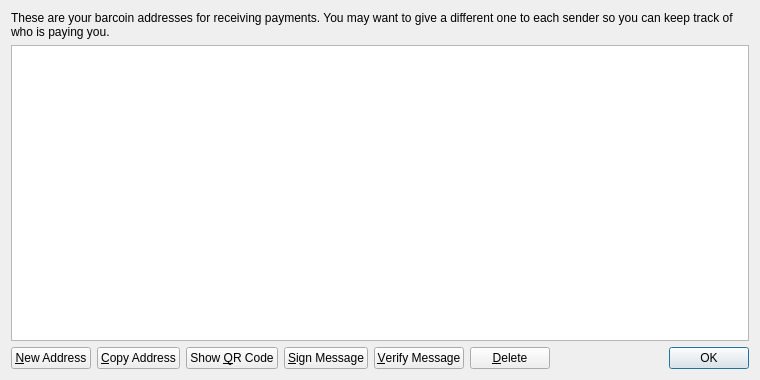
Qt form src/qt/forms/addressbookpage.ui (barracudacoin/barracudacoin) before a commit.
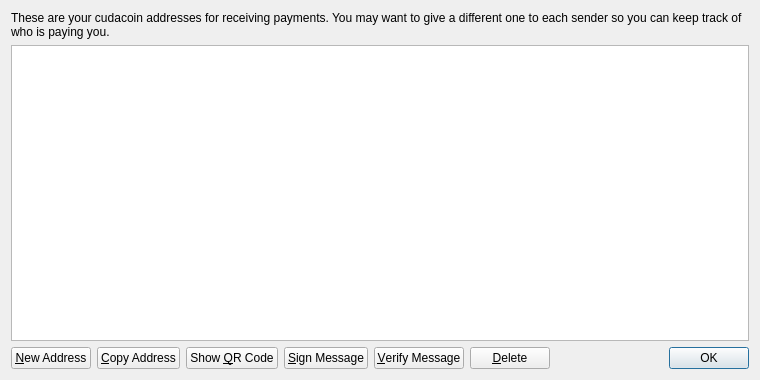
The same form after that commit. Icons and pictures are not drawn.

```diff
--- a/src/qt/forms/addressbookpage.ui
+++ b/src/qt/forms/addressbookpage.ui
@@ -17,7 +17,7 @@
    <item>
     <widget class="QLabel" name="labelExplanation">
      <property name="text">
-      <string>These are your barcoin addresses for receiving payments. You may want to give a different one to each sender so you can keep track of who is paying you.</string>
+      <string>These are your cudacoin addresses for receiving payments. You may want to give a different one to each sender so you can keep track of who is paying you.</string>
      </property>
      <property name="textFormat">
       <enum>Qt::PlainText</enum>
```
